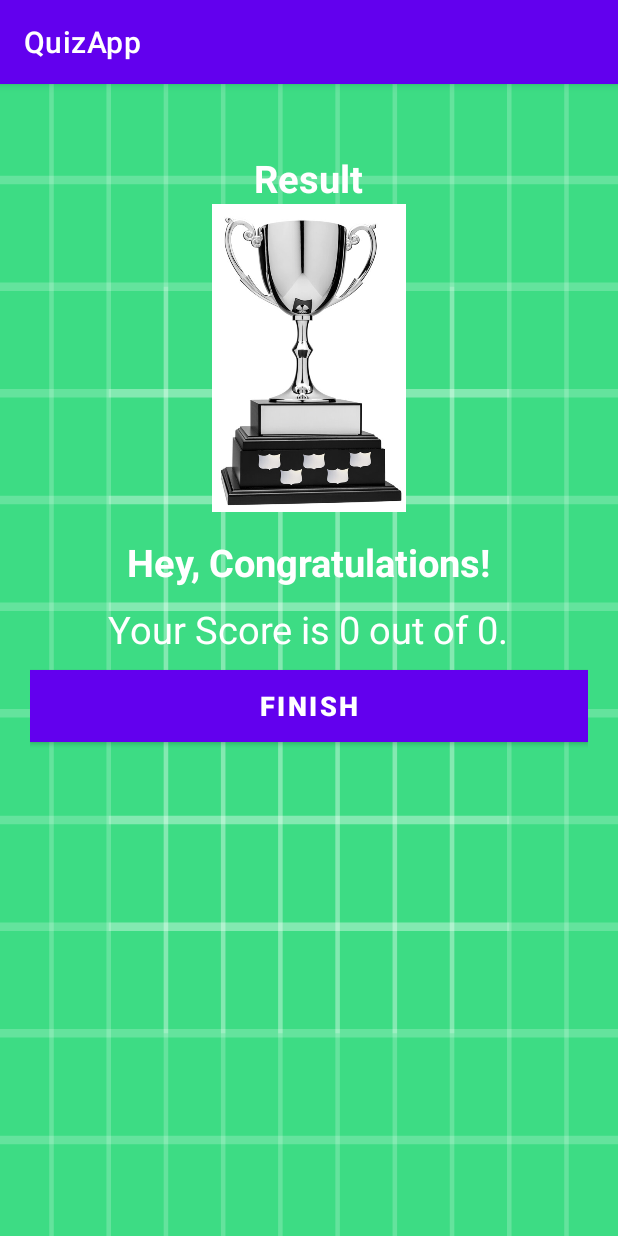
After one commit to Sidsky123/QuizApp, an Android app: the Result screen opened directly, with no data from a screen before it, on a phone screen of 412 x 824 dp. The commit adds this screen. Run offline under Robolectric (Android 15) with nearby library versions, the phone set to English and light mode, and no system bars.

Commit message:
added result screen

```diff
--- a/app/src/main/AndroidManifest.xml
+++ b/app/src/main/AndroidManifest.xml
@@ -24,6 +24,7 @@
         <activity android:name=".SecondPage"></activity>
         <activity android:name=".Quiz"></activity>
         <activity android:name=".Question"></activity>
+        <activity android:name=".Result"></activity>
     </application>
 
 </manifest>
--- /dev/null
+++ b/app/src/main/java/com/example/quizapp/Result.kt
@@ -0,0 +1,33 @@
+package com.example.quizapp
+
+import android.content.Intent
+import android.os.Bundle
+import android.view.View
+import androidx.appcompat.app.AppCompatActivity
+import com.quizapp.Generate
+import kotlinx.android.synthetic.main.result.*
+
+class Result : AppCompatActivity() {
+
+    override fun onCreate(savedInstanceState: Bundle?) {
+        super.onCreate(savedInstanceState)
+        setContentView(R.layout.result)
+
+        // TODO (STEP 6: Hide the status bar and get the details from intent and set it to the UI. And also add a click event to the finish button.)
+        // START
+        // Hide the status bar.
+
+        window.decorView.systemUiVisibility = View.SYSTEM_UI_FLAG_FULLSCREEN
+
+
+        val totalQuestions = intent.getIntExtra(Generate.TOTAL_QUESTIONS, 0)
+        val correctAnswers = intent.getIntExtra(Generate.CORRECT_ANSWERS, 0)
+
+        tv_score.text = "Your Score is $correctAnswers out of $totalQuestions."
+
+        btn_finish.setOnClickListener {
+            startActivity(Intent(this@Result, MainActivity::class.java))
+        }
+        // END
+    }
+}
--- a/app/src/main/res/layout/activity_main.xml
+++ b/app/src/main/res/layout/activity_main.xml
@@ -12,6 +12,7 @@
         android:layout_width="297dp"
         android:layout_height="314dp"
         android:layout_alignParentStart="true"
+        android:onClick="PlayBackgroundSound"
         android:layout_alignParentTop="true"
         android:layout_centerHorizontal="true"
         android:layout_marginStart="59dp"
--- /dev/null
+++ b/app/src/main/res/layout/result.xml
@@ -0,0 +1,58 @@
+<?xml version="1.0" encoding="utf-8"?>
+<LinearLayout xmlns:android="http://schemas.android.com/apk/res/android"
+    xmlns:tools="http://schemas.android.com/tools"
+    android:layout_width="match_parent"
+    android:layout_height="match_parent"
+    android:background="@drawable/ic_launcher_background"
+    android:orientation="vertical"
+    android:gravity="center_horizontal"
+    android:padding="20dp"
+    tools:context=".MainActivity">
+
+    <TextView
+        android:id="@+id/tv_result"
+        android:layout_width="wrap_content"
+        android:layout_height="wrap_content"
+        android:layout_marginTop="25dp"
+        android:text="Result"
+        android:textColor="@android:color/white"
+        android:textSize="25sp"
+        android:textStyle="bold" />
+
+    <ImageView
+        android:id="@+id/iv_trophy"
+        android:layout_width="297dp"
+        android:layout_height="205dp"
+        android:contentDescription="image"
+        android:src="@drawable/trophy" />
+
+    <TextView
+        android:id="@+id/tv_congratulations"
+        android:layout_width="wrap_content"
+        android:layout_height="wrap_content"
+        android:layout_marginTop="16dp"
+        android:text="Hey, Congratulations!"
+        android:textColor="@android:color/white"
+        android:textSize="25sp"
+        android:textStyle="bold"/>
+
+    <TextView
+        android:id="@+id/tv_score"
+        android:layout_width="wrap_content"
+        android:layout_height="wrap_content"
+        android:layout_marginTop="10dp"
+        android:textColor="@android:color/white"
+        android:textSize="25sp"
+        tools:text="Your Score is 9 out of 10" />
+
+    <Button
+        android:id="@+id/btn_finish"
+        android:layout_width="match_parent"
+        android:layout_height="wrap_content"
+        android:layout_marginTop="10dp"
+        android:background="@android:color/white"
+        android:text="FINISH"
+        android:textColor="@color/design_default_color_on_primary"
+        android:textSize="18sp"
+        android:textStyle="bold" />
+</LinearLayout>
```
Also changed, not shown: app/src/main/java/com/example/quizapp/Generate.kt (+21 -12 lines), app/src/main/java/com/example/quizapp/Quiz.kt (+27 -17 lines), app/src/main/res/drawable/trophy.jpg (added).
